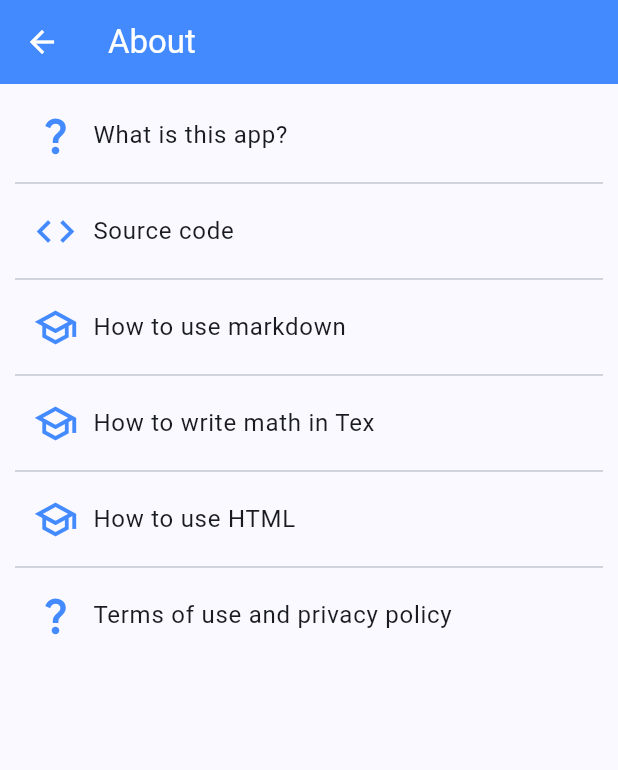
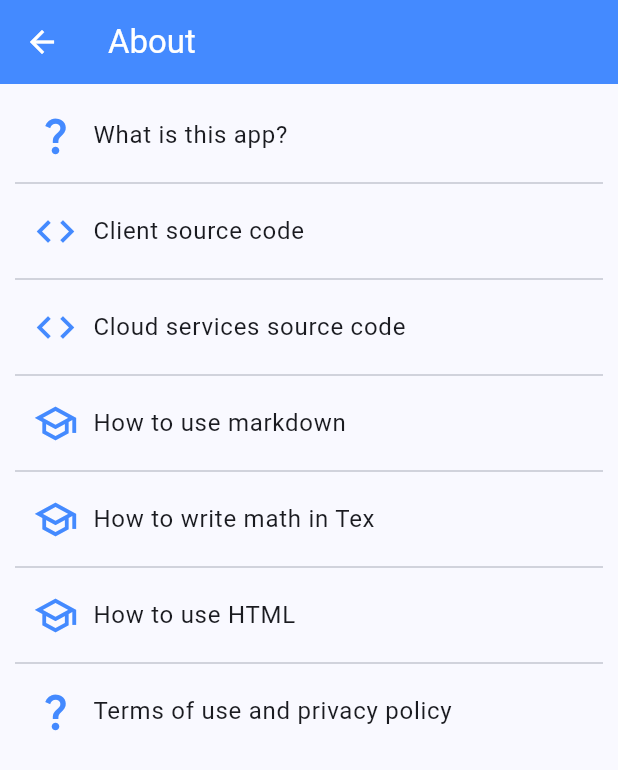
Before and after one commit to george-radu-cs/alfie-client, a Flutter app: the AboutPage screen opened by its route, on a phone screen of 412 x 824 dp. Shown: the top 770 px of the screen. Run offline on Flutter 3.47's test engine with Material 2 defaults, Android fonts, the phone set to English and light mode, and no system bars; our stand-ins replace connectivity_plus, curved_navigation_bar, fl_chart, flutter_dotenv, flutter_html, flutter_native_splash and 4 more; missing offline and left inert: duration_picker, flutter_tex, grpc, image_editor_plus, protobuf; accounts and stored records are empty; generated files the repository leaves out were written again; statements that could not run were skipped.

```diff
--- a/lib/api/math_ocr/math_ocr.dart
+++ b/lib/api/math_ocr/math_ocr.dart
@@ -1,12 +1,11 @@
 import 'dart:convert';
 import 'dart:typed_data';
 
+import 'package:flutter_dotenv/flutter_dotenv.dart';
 import 'package:http/http.dart' as http;
 
-const String mathOcrURIStringified = "http://10.0.2.2:8185/ocr/image-to-tex";
-
 class MathOcrClient {
-  final Uri mathOcrURI = Uri.parse(mathOcrURIStringified);
+  final Uri mathOcrURI = Uri.parse(dotenv.env["MATH_OCR_URI"]!);
 
   MathOcrClient._privateConstructor();
   static final MathOcrClient instance = MathOcrClient._privateConstructor();
--- a/lib/l10n/app_en.arb
+++ b/lib/l10n/app_en.arb
@@ -93,7 +93,8 @@
   "changeThemeColor": "Change theme color",
   "howToUseMarkdown": "How to use markdown",
   "whatIsThisApp": "What is this app?",
-  "sourceCode": "Source code",
+  "clientSourceCode": "Client source code",
+  "cloudServicesSourceCode": "Cloud services source code",
   "howToWriteMathInTex": "How to write math in Tex",
   "howToUseHTML": "How to use HTML",
   "couldNotOpenLink": "Could not open the link: ",
--- a/lib/main.dart
+++ b/lib/main.dart
@@ -4,6 +4,7 @@ import 'package:alfie/services/settings_provider.dart';
 import 'package:alfie/services/theme_service.dart';
 import 'package:alfie/services/user_provider.dart';
 import 'package:flutter/material.dart';
+import 'package:flutter_dotenv/flutter_dotenv.dart';
 import 'package:flutter_native_splash/flutter_native_splash.dart';
 import 'package:flutter_gen/gen_l10n/app_localizations.dart';
 import 'package:alfie/router/custom_router.dart';
@@ -14,6 +15,8 @@ import 'package:provider/provider.dart';
 void main() async {
   WidgetsBinding widgetsBinding = WidgetsFlutterBinding.ensureInitialized();
   FlutterNativeSplash.preserve(widgetsBinding: widgetsBinding);
+
+  await dotenv.load(fileName: ".env");
 
   await GrpcClient.instance.init();
 
--- a/lib/pages/settings/about_page.dart
+++ b/lib/pages/settings/about_page.dart
@@ -51,7 +51,7 @@ class _AboutPageState extends State<AboutPage> {
               ),
               const Divider(),
               TextButton(
-                onPressed: () => openExternalUrl(githubLink),
+                onPressed: () => openExternalUrl(clientSourceCode),
                 child: Row(children: [
                   Icon(
                     Icons.code_outlined,
@@ -60,7 +60,23 @@ class _AboutPageState extends State<AboutPage> {
                   ),
                   const SizedBox(width: 10),
                   Text(
-                    LanguageService.translation(context).sourceCode,
+                    LanguageService.translation(context).clientSourceCode,
+                    style: Theme.of(context).textTheme.bodyLarge,
+                  ),
+                ]),
+              ),
+              const Divider(),
+              TextButton(
+                onPressed: () => openExternalUrl(clientSourceCode),
+                child: Row(children: [
+                  Icon(
+                    Icons.code_outlined,
+                    color: Theme.of(context).colorScheme.primary,
+                    size: 30,
+                  ),
+                  const SizedBox(width: 10),
+                  Text(
+                    LanguageService.translation(context).cloudServicesSourceCode,
                     style: Theme.of(context).textTheme.bodyLarge,
                   ),
                 ]),
--- a/lib/utils/about_info.dart
+++ b/lib/utils/about_info.dart
@@ -1,4 +1,5 @@
 const markdownHelpLink = "https://www.markdownguide.org/basic-syntax/";
 const mathInTexHelpLink = "https://www.overleaf.com/learn/latex/Mathematical_expressions";
 const htmlHelpLink = "https://developer.mozilla.org/en-US/docs/Learn/Getting_started_with_the_web/HTML_basics";
-const githubLink = "https://github.com/george-radu-cs";
+const clientSourceCode = "https://github.com/george-radu-cs/alfie-client";
+const cloudServicesSourceCode = "https://github.com/george-radu-cs/alfie-cloud-services";
--- a/lib/widgets/statistics/reviews_rating_pie_chart.dart
+++ b/lib/widgets/statistics/reviews_rating_pie_chart.dart
@@ -58,7 +58,7 @@ class _ReviewsRatingPieChartState extends State<ReviewsRatingPieChart> {
           return PieChartSectionData(
             color: ThemeService.easyCardRatingColor,
             value: numberOfEasyReviews.toDouble(),
-            title: "${(numberOfEasyReviews / widget.reviews.length * 100).toStringAsFixed(2)}%",
+            title: "${(numberOfEasyReviews / reviews.length * 100).toStringAsFixed(2)}%",
             radius: radius,
             titleStyle: TextStyle(color: Colors.black, fontSize: fontSize),
           );
@@ -66,7 +66,7 @@ class _ReviewsRatingPieChartState extends State<ReviewsRatingPieChart> {
           return PieChartSectionData(
             color: ThemeService.goodCardRatingColor,
             value: numberOfMediumReviews.toDouble(),
-            title: "${(numberOfMediumReviews / widget.reviews.length * 100).toStringAsFixed(2)}%",
+            title: "${(numberOfMediumReviews / reviews.length * 100).toStringAsFixed(2)}%",
             radius: radius,
             titleStyle: TextStyle(color: Colors.black, fontSize: fontSize),
           );
@@ -74,7 +74,7 @@ class _ReviewsRatingPieChartState extends State<ReviewsRatingPieChart> {
           return PieChartSectionData(
             color: ThemeService.hardCardRatingColor,
             value: numberOfHardReviews.toDouble(),
-            title: "${(numberOfHardReviews / widget.reviews.length * 100).toStringAsFixed(2)}%",
+            title: "${(numberOfHardReviews / reviews.length * 100).toStringAsFixed(2)}%",
             radius: radius,
             titleStyle: TextStyle(color: Colors.black, fontSize: fontSize),
           );
--- a/pubspec.yaml
+++ b/pubspec.yaml
@@ -58,6 +58,7 @@ dependencies:
   pinput: ^2.2.31
   flutter_image_compress: ^1.1.3
   connectivity_plus: ^3.0.4
+  flutter_dotenv: ^5.0.2
 
 dev_dependencies:
   flutter_test:
@@ -88,6 +89,7 @@ flutter:
   assets:
     - assets/
     - assets/ca/
+    - .env
   #   - images/a_dot_burr.jpeg
   #   - images/a_dot_ham.jpeg
 
```
Also changed, not shown: lib/api/grpc/grpc_client.dart (+13 -6 lines), lib/utils/card_score.dart (+10 -7 lines), pubspec.lock, 2 other files.
